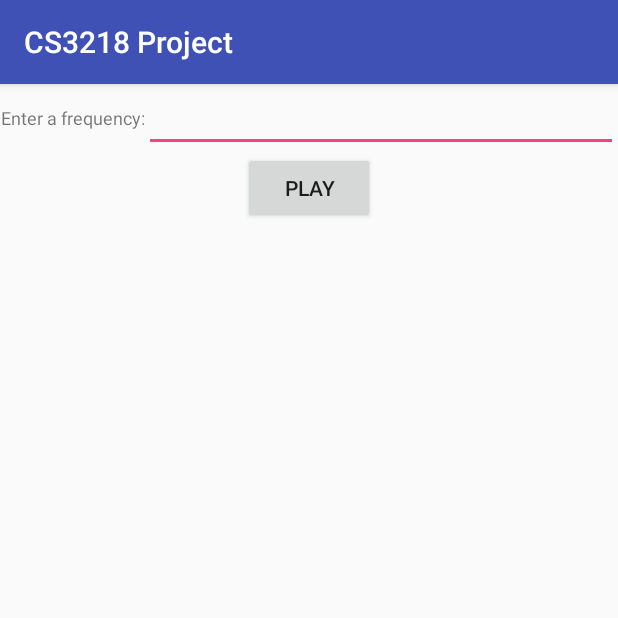
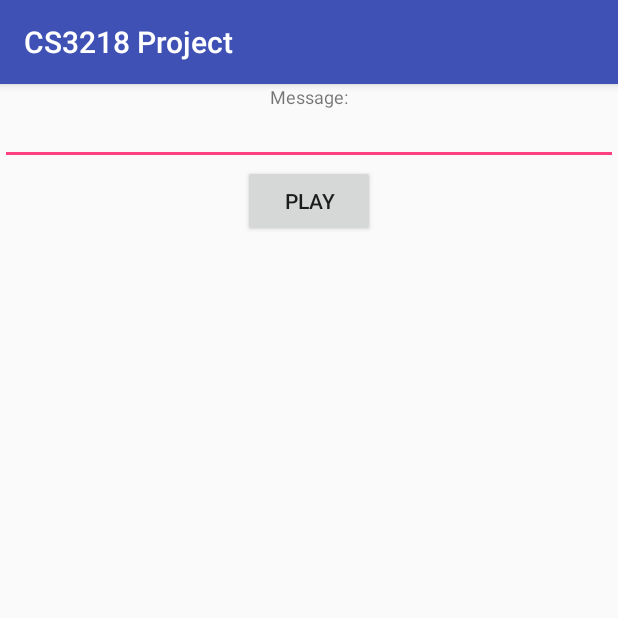
Before and after one commit to alexfjw/CS3218_Project, an Android app: the screen it shows after launch (MainActivity before the commit, BroadcastActivity after it), after a tap on "PLAY", on a phone screen of 412 x 824 dp, the top half of it. Run offline under Robolectric (Android 15) with nearby library versions, the phone set to English and light mode, and no system bars.

Commit message:
Changed main to broadcast activity. Added support for user input.

```diff
--- a/app/build.gradle
+++ b/app/build.gradle
@@ -23,14 +23,14 @@ android {
 }
 
 dependencies {
-    implementation fileTree(dir: 'libs', include: ['*.jar'])
-    implementation"org.jetbrains.kotlin:kotlin-stdlib-jre7:$kotlin_version"
+    implementation fileTree(include: ['*.jar'], dir: 'libs')
+    implementation "org.jetbrains.kotlin:kotlin-stdlib-jre7:$kotlin_version"
     implementation 'com.android.support:appcompat-v7:26.1.0'
     implementation 'com.android.support.constraint:constraint-layout:1.1.0'
-    testImplementation 'junit:junit:4.12'
     androidTestImplementation 'com.android.support.test:runner:1.0.1'
     androidTestImplementation 'com.android.support.test.espresso:espresso-core:3.0.1'
-    implementation group: 'com.github.rwl', name: 'jtransforms', version: '2.4.0'
+    implementation 'com.github.rwl:jtransforms:2.4.0'
     implementation 'io.reactivex.rxjava2:rxandroid:2.0.2'
     implementation 'io.reactivex.rxjava2:rxjava:2.1.9'
+    implementation 'junit:junit:4.12'
 }
--- a/app/src/main/AndroidManifest.xml
+++ b/app/src/main/AndroidManifest.xml
@@ -9,7 +9,7 @@
         android:roundIcon="@mipmap/ic_launcher_round"
         android:supportsRtl="true"
         android:theme="@style/AppTheme">
-        <activity android:name=".MainActivity">
+        <activity android:name=".BroadcastActivity">
             <intent-filter>
                 <action android:name="android.intent.action.MAIN" />
 
--- a/app/src/main/java/org/nus/gmx/cs3218project/AlphanumEncoder.kt
+++ b/app/src/main/java/org/nus/gmx/cs3218project/AlphanumEncoder.kt
@@ -10,6 +10,9 @@ class AlphanumEncoder() {
     // ascii range + include first digit + next delimiter + end delimiter + start delimiteer
     // 122-48 +1+1+1 = 77
     // + left bound & right bound
+    /*  start and end freq = 10060
+        next freq = 9820
+     */
     private val baseAscii = 48
     private val numFrequencies = 78 + 2
     private val startFrequency = 700
--- a/app/src/main/java/org/nus/gmx/cs3218project/MainActivity.kt
+++ b/app/src/main/java/org/nus/gmx/cs3218project/BroadcastActivity.kt
@@ -10,14 +10,15 @@ import android.support.v7.app.AppCompatActivity
 import android.os.Bundle
 import android.support.v4.app.ActivityCompat
 import android.support.v4.content.ContextCompat
-import kotlinx.android.synthetic.main.activity_main.*
+import android.util.Log
+import kotlinx.android.synthetic.main.activity_broadcast.*
 
-class MainActivity : AppCompatActivity() {
+class BroadcastActivity : AppCompatActivity() {
     private val RECORD_REQUEST_CODE = 101
 
     override fun onCreate(savedInstanceState: Bundle?) {
         super.onCreate(savedInstanceState)
-        setContentView(R.layout.activity_main)
+        setContentView(R.layout.activity_broadcast)
 
         if (ContextCompat.checkSelfPermission(this, Manifest.permission.RECORD_AUDIO)
                 != PackageManager.PERMISSION_GRANTED) {
@@ -29,32 +30,37 @@ class MainActivity : AppCompatActivity() {
         init()
     }
 
-    fun init() {
+    private fun init() {
         btn_play.setOnClickListener {
-            var freq = et_freq.text.toString().toFloat()
-            playSound(1, freq)
+            val freq = et_message.text.toString()
+            val freqs = AlphanumEncoder().stringToFrequencies(freq)
+            playSound(1, freqs)
         }
     }
 
-    fun playSound(duration: Int, frequency: Float) {
-        var dur = duration * 44100
-        var mBufferSize = AudioTrack.getMinBufferSize(44100, AudioFormat.CHANNEL_OUT_MONO,  AudioFormat.ENCODING_PCM_8BIT)
+    private fun playSound(duration: Int, freqs: List<Float>) {
+        val dur = duration * 44100
+        val mBufferSize = AudioTrack.getMinBufferSize(44100, AudioFormat.CHANNEL_OUT_MONO,  AudioFormat.ENCODING_PCM_8BIT)
 //        var mAudioTrack = AudioTrack(AudioManager.STREAM_MUSIC, 44100, AudioFormat.CHANNEL_OUT_MONO, AudioFormat.ENCODING_PCM_16BIT, mBufferSize, AudioTrack.MODE_STREAM)
         val mAudioTrack = AudioTrack(AudioAttributes.Builder().setContentType(AudioAttributes.CONTENT_TYPE_MUSIC).build(),
                 AudioFormat.Builder().setEncoding(AudioFormat.ENCODING_PCM_16BIT).setSampleRate(44100).setChannelMask(AudioFormat.CHANNEL_OUT_MONO).build(),
                 mBufferSize, AudioTrack.MODE_STREAM, AudioManager.AUDIO_SESSION_ID_GENERATE)
         val mSound = DoubleArray(44100)
         val mBuffer = ShortArray(dur)
-        for (i in mSound.indices) {
-            mSound[i] = Math.sin(2.0 * Math.PI * i.toDouble() / (44100 / frequency))
-            mBuffer[i] = (mSound[i] * Short.MAX_VALUE).toShort()
-        }
 
         mAudioTrack.setVolume(AudioTrack.getMaxVolume())
         mAudioTrack.play()
 
-        mAudioTrack.write(mBuffer, 0, mSound.size)
+        for (j in freqs.indices) {
+            for (i in mSound.indices) {
+                mSound[i] = Math.sin(2.0 * Math.PI * i.toDouble() / (44100 / freqs[j]))
+                mBuffer[i] = (mSound[i] * Short.MAX_VALUE).toShort()
+            }
+            Log.e("Current freq: ", freqs[j].toString())
+            mAudioTrack.write(mBuffer, 0, mSound.size)
+        }
         mAudioTrack.stop()
         mAudioTrack.release()
+
     }
 }
--- /dev/null
+++ b/app/src/main/res/layout/activity_broadcast.xml
@@ -0,0 +1,29 @@
+<?xml version="1.0" encoding="utf-8"?>
+<LinearLayout xmlns:android="http://schemas.android.com/apk/res/android"
+    xmlns:tools="http://schemas.android.com/tools"
+    android:layout_width="match_parent"
+    android:layout_height="match_parent"
+    android:orientation="vertical"
+    android:gravity="center_horizontal"
+    tools:context="org.nus.gmx.cs3218project.BroadcastActivity">
+
+    <TextView
+        android:layout_width="wrap_content"
+        android:layout_height="wrap_content"
+        android:textSize="12sp"
+        android:text="@string/message"
+        android:gravity="center"/>
+
+    <EditText
+        android:id="@+id/et_message"
+        android:layout_width="match_parent"
+        android:layout_height="wrap_content"
+        android:textSize="12sp" />
+
+    <Button
+        android:layout_width="wrap_content"
+        android:layout_height="wrap_content"
+        android:text="@string/play"
+        android:id="@+id/btn_play"/>
+
+</LinearLayout>
--- a/app/src/main/res/layout/activity_main.xml
+++ /dev/null
@@ -1,34 +0,0 @@
-<?xml version="1.0" encoding="utf-8"?>
-<LinearLayout xmlns:android="http://schemas.android.com/apk/res/android"
-    xmlns:tools="http://schemas.android.com/tools"
-    android:layout_width="match_parent"
-    android:layout_height="match_parent"
-    android:orientation="vertical"
-    android:gravity="center_horizontal"
-    tools:context="org.nus.gmx.cs3218project.MainActivity">
-
-    <LinearLayout
-        android:layout_width="match_parent"
-        android:layout_height="wrap_content"
-        android:orientation="horizontal">
-        <TextView
-            android:layout_width="wrap_content"
-            android:layout_height="match_parent"
-            android:textSize="12sp"
-            android:text="@string/frequency_text"
-            android:gravity="center"/>
-
-        <EditText
-            android:layout_width="match_parent"
-            android:layout_height="match_parent"
-            android:id="@+id/et_freq"
-            android:inputType="number"/>
-    </LinearLayout>
-
-    <Button
-        android:layout_width="wrap_content"
-        android:layout_height="wrap_content"
-        android:text="@string/play"
-        android:id="@+id/btn_play"/>
-
-</LinearLayout>
--- a/app/src/main/res/values/strings.xml
+++ b/app/src/main/res/values/strings.xml
@@ -2,4 +2,5 @@
     <string name="app_name">CS3218 Project</string>
     <string name="frequency_text">Enter a frequency: </string>
     <string name="play">Play</string>
+    <string name="message">Message: </string>
 </resources>
```
